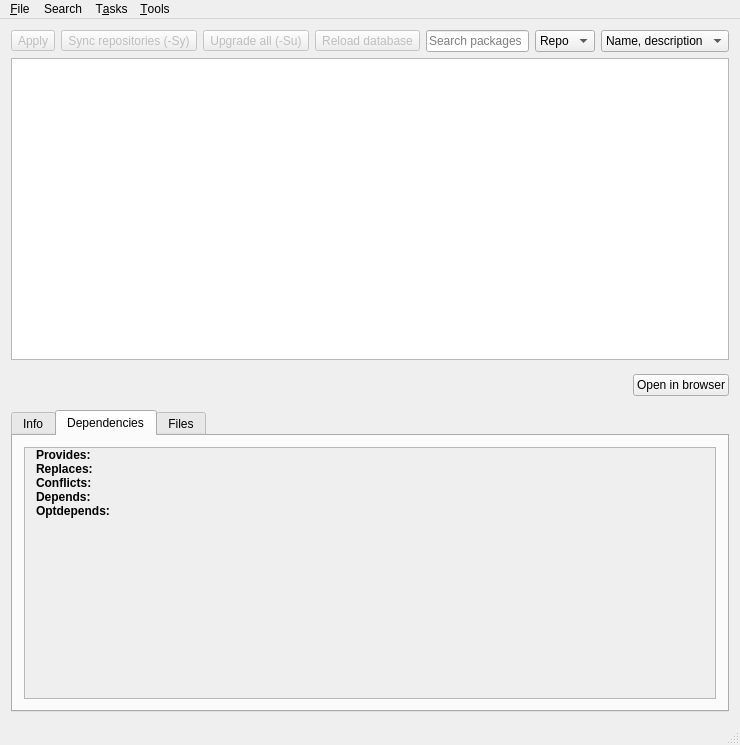
Shatur/orson, file src/mainwindow.ui: the form before one commit.
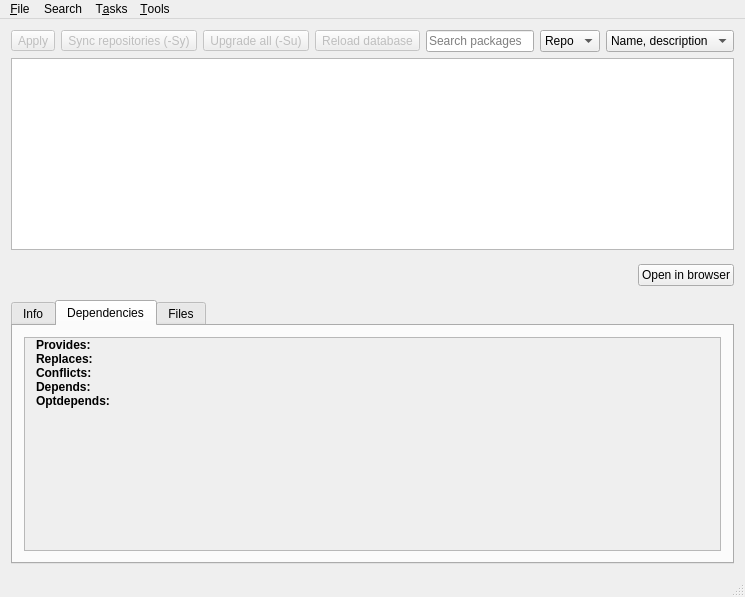
The form after the commit. The open tabs and pages were chosen to show the change. Icons and pictures are not drawn. Custom widgets are drawn as their Qt base class.

Commit message: Follow system style for QToolButtons

```diff
--- a/src/mainwindow.ui
+++ b/src/mainwindow.ui
@@ -2,14 +2,6 @@
 <ui version="4.0">
  <class>MainWindow</class>
  <widget class="QMainWindow" name="MainWindow">
-  <property name="geometry">
-   <rect>
-    <x>0</x>
-    <y>0</y>
-    <width>740</width>
-    <height>745</height>
-   </rect>
-  </property>
   <property name="windowTitle">
    <string>Orson</string>
   </property>
@@ -766,8 +758,8 @@
             <rect>
              <x>0</x>
              <y>0</y>
-             <width>718</width>
-             <height>368</height>
+             <width>894</width>
+             <height>429</height>
             </rect>
            </property>
            <layout class="QFormLayout" name="depsContentLayout">
@@ -912,8 +904,8 @@
     <rect>
      <x>0</x>
      <y>0</y>
-     <width>740</width>
-     <height>31</height>
+     <width>930</width>
+     <height>30</height>
     </rect>
    </property>
    <widget class="QMenu" name="fileMenu">
```
Left out of the diff: 14 changed lines with no effect on the pictures.
